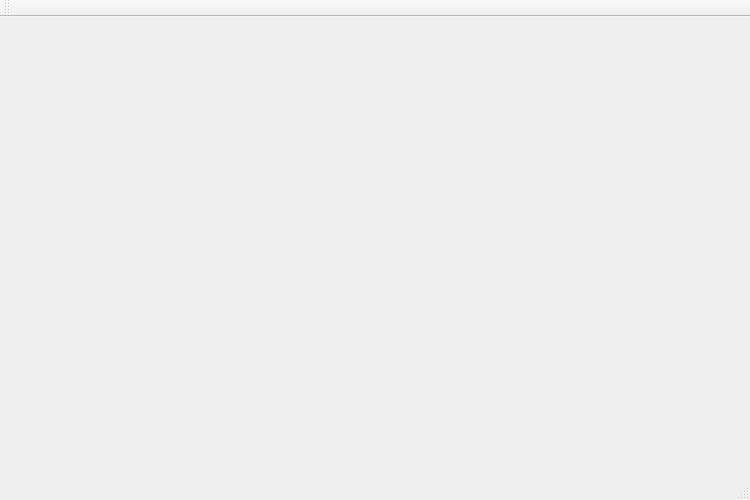
The window that mainwindow.ui (MOonRails/MoUI_onRails) describes before a commit, drawn with Qt 5.
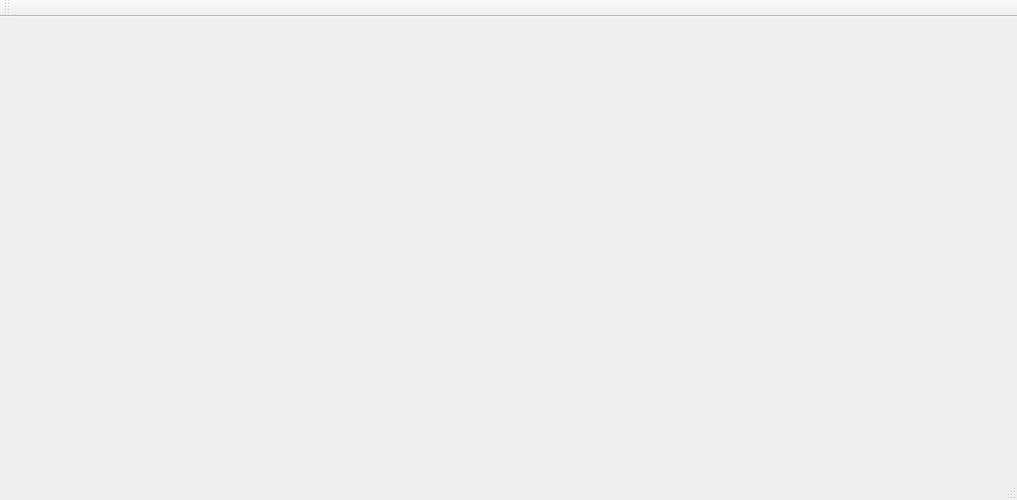
The same window after the commit.

Commit message: fixed boolean button problem

The edit to the form file:
```diff
--- a/mainwindow.ui
+++ b/mainwindow.ui
@@ -6,7 +6,7 @@
    <rect>
     <x>0</x>
     <y>0</y>
-    <width>750</width>
+    <width>1017</width>
     <height>500</height>
    </rect>
   </property>
```
Left out of the diff: 2 changed lines with no effect on the pictures. The commit also changes 5 other files.
